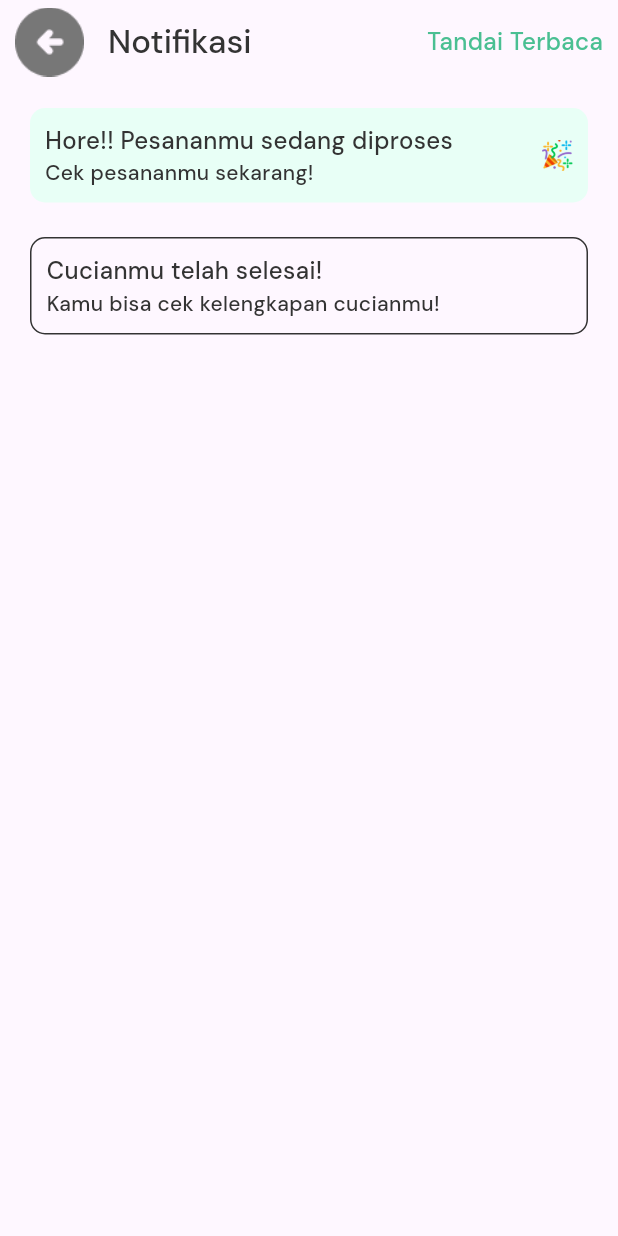
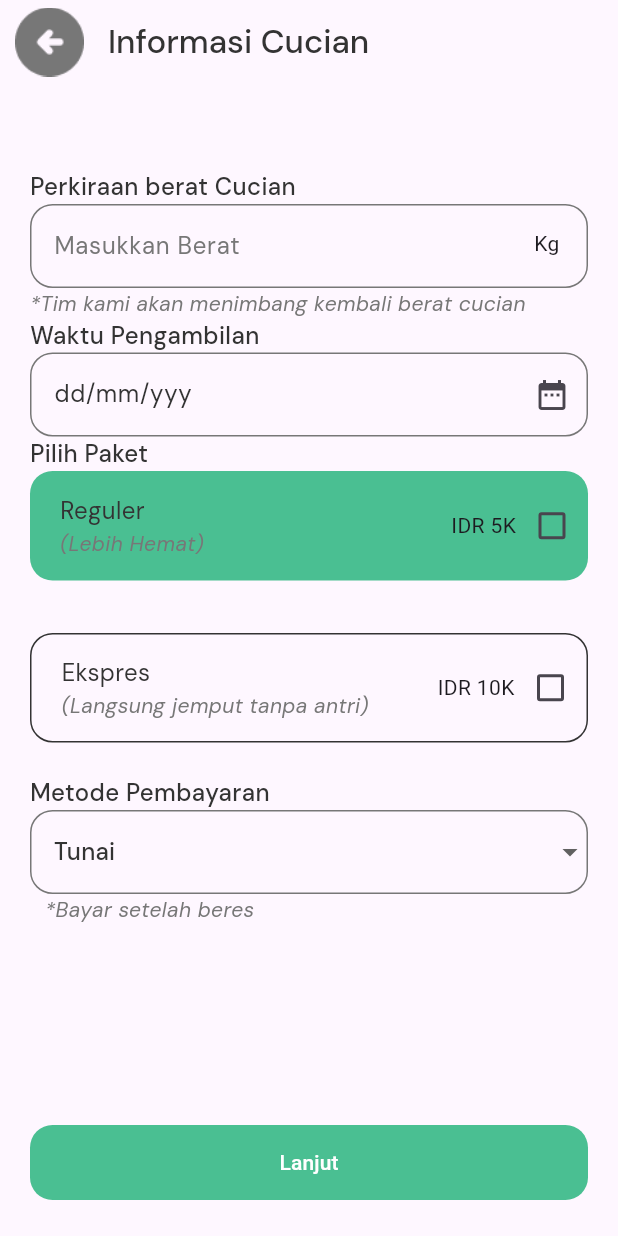
Before and after one commit to wahidalqorni/syn_laundry, a Flutter app: the screen it shows after launch, on a phone screen of 412 x 824 dp. Run offline on Flutter 3.47's test engine with Material 3 defaults, Android fonts, the phone set to English and light mode, and no system bars; our stand-ins replace google_fonts.

Commit message:
info cucian page dan info pesanan page

```diff
--- a/lib/main.dart
+++ b/lib/main.dart
@@ -1,6 +1,8 @@
 import 'package:flutter/material.dart';
 import 'package:syn_laundry/pages/beranda_page.dart';
 import 'package:syn_laundry/pages/empty_order_page.dart';
+import 'package:syn_laundry/pages/info_cucian_page.dart';
+import 'package:syn_laundry/pages/info_pesanan_page.dart';
 import 'package:syn_laundry/pages/landing_page.dart';
 import 'package:syn_laundry/pages/list_order_page.dart';
 import 'package:syn_laundry/pages/login_page.dart';
@@ -42,7 +44,7 @@ class MyApp extends StatelessWidget {
         colorScheme: ColorScheme.fromSeed(seedColor: Colors.deepPurple),
         useMaterial3: true,
       ),
-      home: NotifikasiPage(),
+      home: InfoCucianPage(),
     );
   }
 }
--- /dev/null
+++ b/lib/pages/info_cucian_page.dart
@@ -0,0 +1,310 @@
+import 'package:flutter/material.dart';
+import 'package:intl/intl.dart';
+import '../themes/themes.dart';
+
+class InfoCucianPage extends StatefulWidget {
+  const InfoCucianPage({super.key});
+
+  @override
+  State<InfoCucianPage> createState() => _InfoCucianPageState();
+}
+
+class _InfoCucianPageState extends State<InfoCucianPage> {
+  // variabel untuk menampung inputan pd kolom
+  TextEditingController dateInput = TextEditingController();
+
+  // siapkan variabel utk menampung nilai default pada pilihan dropdown (untuk DropDown)
+  String metodeBayar = "Tunai";
+
+  @override
+  void initState() {
+    // TODO: implement initState
+    super.initState();
+    dateInput.text = ""; //set the initial value of text field
+  }
+
+  @override
+  Widget build(BuildContext context) {
+    return Scaffold(
+      appBar: AppBar(
+        title: Text(
+          "Informasi Cucian",
+          style: primaryTextStyle.copyWith(fontWeight: FontWeight.w500),
+        ),
+        leading: Container(
+          margin: EdgeInsets.only(left: 10),
+          child: Image.asset(
+            'assets/ic-back.png',
+            width: 36,
+            height: 36,
+          ),
+        ),
+      ),
+      body: Container(
+        margin: EdgeInsets.only(left: 20, right: 20, top: 57),
+        child: ListView(
+          children: [
+            Text(
+              "Perkiraan berat Cucian",
+              style: primaryTextStyle.copyWith(
+                fontSize: 16,
+                fontWeight: FontWeight.w500,
+              ),
+            ),
+            TextFormField(
+              keyboardType: TextInputType.number,
+              decoration: InputDecoration(
+                suffixIcon: Padding(
+                  padding: const EdgeInsets.all(12.0),
+                  child: Text("Kg"),
+                ),
+                hintText: "Masukkan Berat",
+                hintStyle: secondaryTextStyle,
+                enabledBorder: OutlineInputBorder(
+                  borderRadius: BorderRadius.circular(15),
+                  borderSide: BorderSide(
+                    color: greyColor,
+                  ),
+                ),
+                focusedBorder: OutlineInputBorder(
+                  borderRadius: BorderRadius.circular(15),
+                  borderSide: BorderSide(
+                    color: greyColor,
+                  ),
+                ),
+              ),
+            ),
+            Text(
+              "*Tim kami akan menimbang kembali berat cucian",
+              style: secondaryTextStyle.copyWith(
+                fontStyle: FontStyle.italic,
+              ),
+            ),
+            Text(
+              "Waktu Pengambilan",
+              style: primaryTextStyle.copyWith(
+                fontSize: 16,
+                fontWeight: FontWeight.w500,
+              ),
+            ),
+            TextFormField(
+              controller: dateInput,
+              //editing controller of this TextField
+              decoration: InputDecoration(
+                hintText: 'dd/mm/yyy',
+                hintStyle: primaryTextStyle,
+                suffixIcon: Icon(Icons.date_range),
+                enabledBorder: OutlineInputBorder(
+                  borderRadius: BorderRadius.circular(15),
+                  borderSide: BorderSide(
+                    color: greyColor,
+                  ),
+                ),
+                focusedBorder: OutlineInputBorder(
+                  borderRadius: BorderRadius.circular(15),
+                  borderSide: BorderSide(
+                    color: greyColor,
+                  ),
+                ),
+              ),
+              readOnly: true,
+              //set it true, so that user will not able to edit text
+              onTap: () async {
+                DateTime? pickedDate = await showDatePicker(
+                    context: context,
+                    initialDate: DateTime.now(),
+                    firstDate: DateTime(1950),
+                    //DateTime.now() - not to allow to choose before today.
+                    lastDate: DateTime(2100));
+
+                if (pickedDate != null) {
+                  // print(pickedDate); //pickedDate output format => 2021-03-10 00:00:00.000
+                  String formattedDate =
+                      DateFormat('dd-MM-yyyy').format(pickedDate);
+                  // print(formattedDate); //formatted date output using intl package =>  2021-03-16
+                  setState(() {
+                    dateInput.text =
+                        formattedDate; //set output date to TextField value.
+                  });
+                } else {}
+              },
+            ),
+            Text(
+              "Pilih Paket",
+              style: primaryTextStyle.copyWith(
+                fontSize: 16,
+                fontWeight: FontWeight.w500,
+              ),
+            ),
+            Container(
+              decoration: BoxDecoration(
+                color: primaryColor,
+                borderRadius: BorderRadius.circular(15),
+              ),
+              height: 73,
+              width: double.infinity,
+              child: Row(
+                children: [
+                  Container(
+                    margin: EdgeInsets.only(left: 20, right: 20),
+                    child: Column(
+                      mainAxisAlignment: MainAxisAlignment
+                          .center, //agar posisinya rata tengah secara vertical (atas ke bawah)
+                      crossAxisAlignment:
+                          CrossAxisAlignment.start, //agar aligmentny rata kiri
+                      children: [
+                        Text(
+                          "Reguler",
+                          style: primaryTextStyle.copyWith(
+                            fontSize: 16,
+                            fontWeight: FontWeight.w400,
+                          ),
+                        ),
+                        Text(
+                          "(Lebih Hemat)",
+                          style: secondaryTextStyle.copyWith(
+                            fontStyle: FontStyle.italic,
+                          ),
+                        ),
+                      ],
+                    ),
+                  ),
+                  Spacer(),
+                  Text("IDR 5K"),
+                  Checkbox(
+                      value: false,
+                      onChanged: (value) {
+                        setState(() {});
+                      }),
+                ],
+              ),
+            ),
+            SizedBox(
+              height: 35,
+            ),
+            Container(
+              decoration: BoxDecoration(
+                border: Border.all(
+                  color: blackColor,
+                ),
+                borderRadius: BorderRadius.circular(15),
+              ),
+              height: 73,
+              width: double.infinity,
+              child: Row(
+                children: [
+                  Container(
+                    margin: EdgeInsets.only(left: 20, right: 20),
+                    child: Column(
+                      mainAxisAlignment: MainAxisAlignment
+                          .center, //agar posisinya rata tengah secara vertical (atas ke bawah)
+                      crossAxisAlignment:
+                          CrossAxisAlignment.start, //agar aligmentny rata kiri
+                      children: [
+                        Text(
+                          "Ekspres",
+                          style: primaryTextStyle.copyWith(
+                            fontSize: 16,
+                            fontWeight: FontWeight.w400,
+                          ),
+                        ),
+                        Text(
+                          "(Langsung jemput tanpa antri)",
+                          style: secondaryTextStyle.copyWith(
+                            fontStyle: FontStyle.italic,
+                          ),
+                        ),
+                      ],
+                    ),
+                  ),
+                  Spacer(),
+                  Text("IDR 10K"),
+                  Checkbox(
+                      value: false,
+                      onChanged: (value) {
+                        setState(() {});
+                      }),
+                ],
+              ),
+            ),
+            SizedBox(
+              height: 22,
+            ),
+            Text(
+              "Metode Pembayaran",
+              style: primaryTextStyle.copyWith(
+                fontSize: 16,
+                fontWeight: FontWeight.w500,
+              ),
+            ),
+            DropdownButtonFormField<String>(
+              decoration: InputDecoration(
+                enabledBorder: OutlineInputBorder(
+                  borderRadius: BorderRadius.circular(15),
+                  borderSide: BorderSide(
+                    color: greyColor,
+                  ),
+                ),
+                focusedBorder: OutlineInputBorder(
+                  borderRadius: BorderRadius.circular(15),
+                  borderSide: BorderSide(
+                    color: greyColor,
+                  ),
+                ),
+              ),
+              value: metodeBayar,
+              items: <String>['Tunai', 'Transfer']
+                  .map<DropdownMenuItem<String>>((String value) {
+                return DropdownMenuItem<String>(
+                  value: value,
+                  child: Text(
+                    value,
+                    style: primaryTextStyle,
+                  ),
+                );
+              }).toList(),
+              onChanged: (String? newValue) {
+                setState(() {
+                  metodeBayar = newValue!;
+                });
+              },
+            ),
+            Container(
+              margin: EdgeInsets.only(left: 10),
+              child: Text(
+                "*Bayar setelah beres",
+                style: secondaryTextStyle.copyWith(
+                  fontStyle: FontStyle.italic,
+                  fontWeight: FontWeight.w400,
+                ),
+              ),
+            ),
+          ],
+        ),
+      ),
+
+      bottomNavigationBar: Container(
+        margin: EdgeInsets.only(bottom: 24, left: 20, right: 20),
+        width: double.infinity,
+        height: 50,
+        child: TextButton(
+          style: TextButton.styleFrom(
+            backgroundColor: Color(0xFF4ABF92),
+            shape: RoundedRectangleBorder(
+              borderRadius: BorderRadius.circular(15),
+            ),
+          ),
+          onPressed: () {
+            null;
+          },
+          child: Text(
+            "Lanjut",
+            style: TextStyle(
+              color: Colors.white,
+            ),
+          ),
+        ),
+      ),
+    );
+  }
+}
--- a/pubspec.yaml
+++ b/pubspec.yaml
@@ -36,6 +36,7 @@ dependencies:
   # Use with the CupertinoIcons class for iOS style icons.
   cupertino_icons: ^1.0.8
   google_fonts: ^6.2.1
+  intl: ^0.19.0
 
 dev_dependencies:
   flutter_test:
```
Also changed, not shown: lib/pages/info_pesanan_page.dart (added, +205 -0 lines), pubspec.lock.
